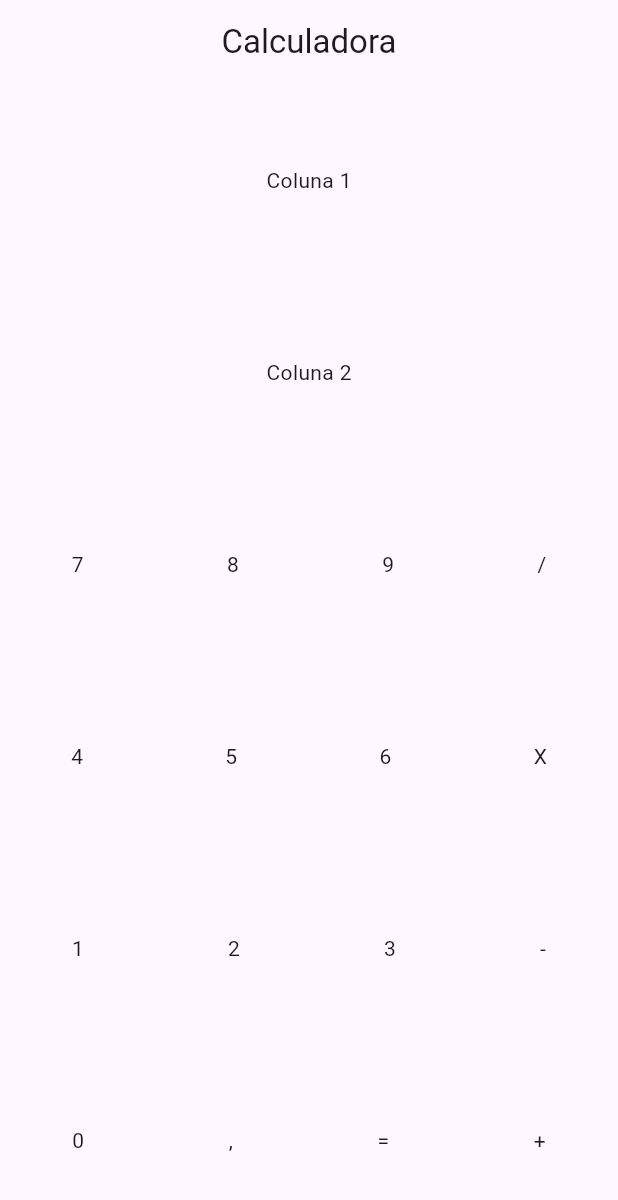
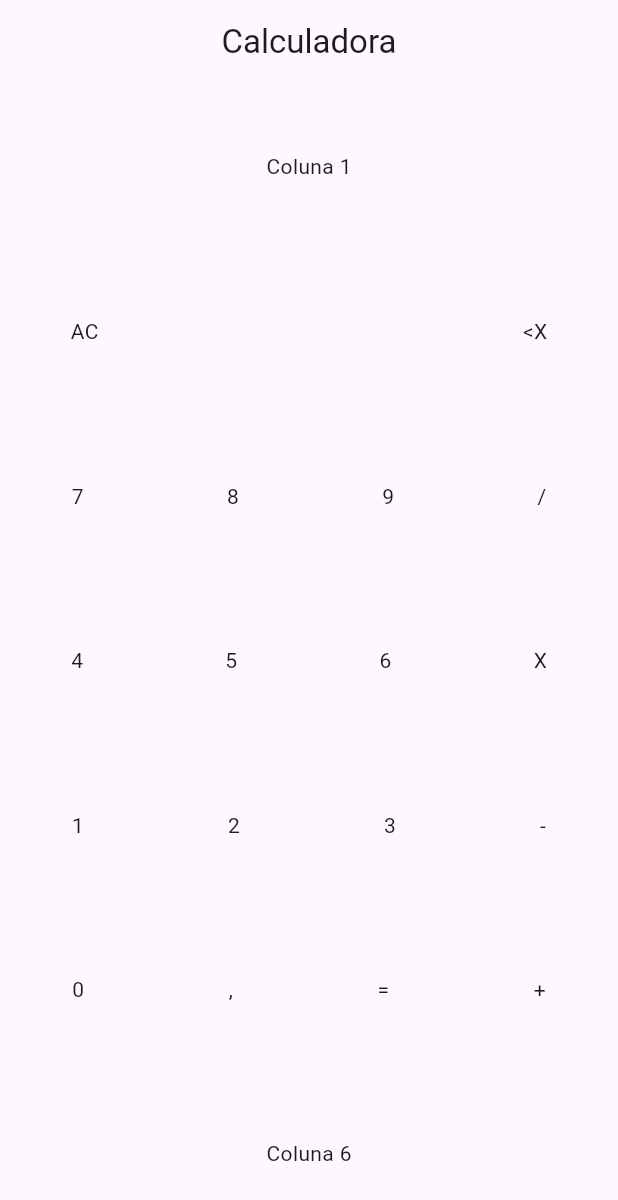
Before and after one commit to BeatrizGuesser/Calculator, a Flutter app: the screen it shows after launch, on a phone screen of 412 x 824 dp. Shown: the top 1200 px of the screen. Run offline on Flutter 3.47's test engine with Material 3 defaults, Android fonts, the phone set to English and light mode, and no system bars.

Commit message:
Added more structure

```diff
--- a/lib/main.dart
+++ b/lib/main.dart
@@ -25,7 +25,15 @@ class _MyAppState extends State<MyApp> {
           mainAxisAlignment: MainAxisAlignment.spaceAround,
           children: [
             Text('Coluna 1'),
-            Text('Coluna 2'),
+            Row(
+              mainAxisAlignment: MainAxisAlignment.spaceAround,
+              children: [
+                Text('AC'),
+                Text(''),
+                Text(''),
+                Text('<X'),
+              ],
+            ),
             Row(
               mainAxisAlignment: MainAxisAlignment.spaceAround,
               children: [
@@ -62,6 +70,7 @@ class _MyAppState extends State<MyApp> {
                 Text('+'),
               ],
             ),
+            Text('Coluna 6'),
           ],
         ),
       ),
```
